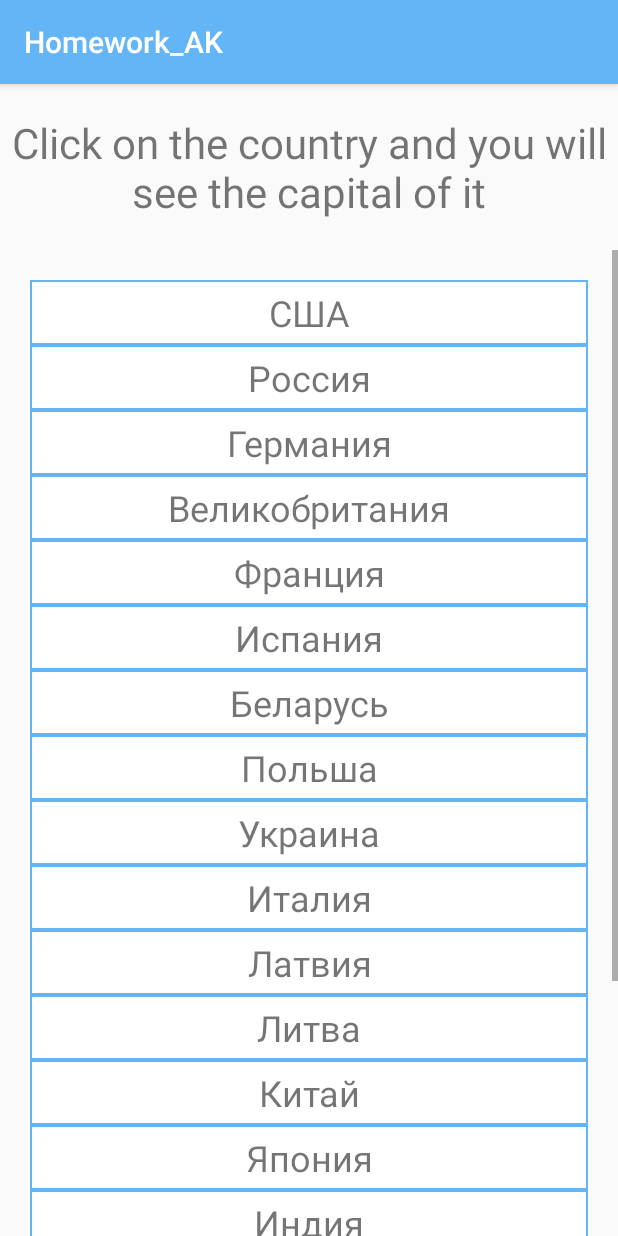
After one commit to poznyi11/homework_ak, an Android app: the CountryFragment screen opened directly, with no data from a screen before it, on a phone screen of 412 x 824 dp. The commit adds this screen. Run offline under Robolectric (Android 15) with nearby library versions, the phone set to English and light mode, and no system bars.

Commit message:
add homework_3 basic version

```diff
--- a/app/build.gradle
+++ b/app/build.gradle
@@ -28,6 +28,7 @@ dependencies {
 
     implementation 'androidx.appcompat:appcompat:1.1.0'
     implementation 'androidx.constraintlayout:constraintlayout:1.1.3'
+    implementation 'androidx.legacy:legacy-support-v4:1.0.0'
     testImplementation 'junit:junit:4.12'
     androidTestImplementation 'androidx.test.ext:junit:1.1.1'
     androidTestImplementation 'androidx.test.espresso:espresso-core:3.2.0'
--- a/app/src/main/AndroidManifest.xml
+++ b/app/src/main/AndroidManifest.xml
@@ -9,6 +9,8 @@
         android:roundIcon="@mipmap/ic_launcher_round"
         android:supportsRtl="true"
         android:theme="@style/AppTheme">
+        <activity android:name=".homework_3.BackHw3Activity"></activity>
+        <activity android:name=".homework_3.MainHw3Activity" />
         <activity android:name=".MainActivity">
             <intent-filter>
                 <action android:name="android.intent.action.MAIN" />
--- /dev/null
+++ b/app/src/main/java/by/ivpo/homework_ak/homework_3/CountryFragment.java
@@ -0,0 +1,110 @@
+package by.ivpo.homework_ak.homework_3;
+
+import android.content.Context;
+import android.content.res.Configuration;
+import android.os.Bundle;
+
+import androidx.fragment.app.Fragment;
+
+import android.view.LayoutInflater;
+import android.view.View;
+import android.view.ViewGroup;
+import android.widget.TextView;
+
+import java.util.ArrayList;
+
+import by.ivpo.homework_ak.R;
+import by.ivpo.homework_ak.homework_3.countryDB.CountriesDB;
+
+public class CountryFragment extends Fragment implements View.OnClickListener {
+
+    View view;
+    ArrayList<TextView> listView = new ArrayList<>();
+    String capitalText;
+
+    private FragmentListener listener;
+
+    @Override
+    public void onCreate(Bundle savedInstanceState) {
+        super.onCreate(savedInstanceState);
+
+    }
+
+    @Override
+    public View onCreateView(LayoutInflater inflater, ViewGroup container,
+                             Bundle savedInstanceState) {
+
+        view = inflater.inflate(R.layout.fragment_country, container, false);
+
+
+        listView.add((TextView) view.findViewById(R.id.country_1));
+        listView.add((TextView) view.findViewById(R.id.country_2));
+        listView.add((TextView) view.findViewById(R.id.country_3));
+        listView.add((TextView) view.findViewById(R.id.country_4));
+        listView.add((TextView) view.findViewById(R.id.country_5));
+        listView.add((TextView) view.findViewById(R.id.country_6));
+        listView.add((TextView) view.findViewById(R.id.country_7));
+        listView.add((TextView) view.findViewById(R.id.country_8));
+        listView.add((TextView) view.findViewById(R.id.country_9));
+        listView.add((TextView) view.findViewById(R.id.country_10));
+        listView.add((TextView) view.findViewById(R.id.country_11));
+        listView.add((TextView) view.findViewById(R.id.country_12));
+        listView.add((TextView) view.findViewById(R.id.country_13));
+        listView.add((TextView) view.findViewById(R.id.country_14));
+        listView.add((TextView) view.findViewById(R.id.country_15));
+        listView.add((TextView) view.findViewById(R.id.country_16));
+        listView.add((TextView) view.findViewById(R.id.country_17));
+        listView.add((TextView) view.findViewById(R.id.country_18));
+        listView.add((TextView) view.findViewById(R.id.country_19));
+        listView.add((TextView) view.findViewById(R.id.country_20));
+
+        intiTextView();
+
+
+        // Inflate the layout for this fragment
+        return view;
+    }
+
+
+    @Override
+    public void onAttach(Context context) {
+        super.onAttach(context);
+        this.listener = (FragmentListener) context;
+
+    }
+
+    @Override
+    public void onClick(View v) {
+
+
+        if (v instanceof TextView) {
+            for (int i = 0; i < listView.size(); i++) {
+                listView.get(i).setBackgroundResource(R.drawable.back);
+            }
+            TextView textView = (TextView) v;
+            String country = textView.getText().toString();
+            capitalText = "The capital of " + country + " is \n\n" + CountriesDB.countiesMap.get(country).toUpperCase();
+            if (getResources().getConfiguration().orientation == Configuration.ORIENTATION_LANDSCAPE) {
+                textView.setBackgroundResource(R.drawable.back_gray);
+                listener.update(capitalText);
+            }
+            if (getResources().getConfiguration().orientation == Configuration.ORIENTATION_PORTRAIT) {
+                listener.goBack(capitalText);
+            }
+        }
+    }
+
+    public void intiTextView() {
+        TextView textView;
+        for (int i = 0; i < listView.size(); i++) {
+            textView = listView.get(i);
+            textView.setOnClickListener(this);
+            textView.setText(CountriesDB.countries.get(i).countryName);
+        }
+    }
+
+    public interface FragmentListener {
+        void update(String capital);
+        void goBack(String capital);
+    }
+}
--- /dev/null
+++ b/app/src/main/java/by/ivpo/homework_ak/homework_3/MainHw3Activity.java
@@ -0,0 +1,32 @@
+package by.ivpo.homework_ak.homework_3;
+
+import androidx.appcompat.app.AppCompatActivity;
+
+import android.content.Intent;
+import android.os.Bundle;
+
+import by.ivpo.homework_ak.R;
+
+public class MainHw3Activity extends AppCompatActivity implements CountryFragment.FragmentListener {
+
+    @Override
+    protected void onCreate(Bundle savedInstanceState) {
+        super.onCreate(savedInstanceState);
+        setContentView(R.layout.activity_main_hw3);
+    }
+
+    @Override
+    public void update(String capital) {
+        String s = "s";
+        int x = R.id.textCapital;
+        CapitalFragment capitalFragment = (CapitalFragment) getSupportFragmentManager().findFragmentById(R.id.fragment2);
+        capitalFragment.setCapital(capital);
+    }
+
+    @Override
+    public void goBack(String capital) {
+        Intent intent = new Intent(this, BackHw3Activity.class);
+        intent.putExtra("capital", capital);
+        startActivity(intent);
+    }
+}
--- /dev/null
+++ b/app/src/main/res/drawable/back.xml
@@ -0,0 +1,7 @@
+<shape xmlns:android="http://schemas.android.com/apk/res/android"
+    android:shape="rectangle">
+    <solid android:color="@android:color/white" />
+    <stroke
+        android:width="1dip"
+        android:color="@color/colorPrimary" />
+</shape>
--- /dev/null
+++ b/app/src/main/res/drawable/back_gray.xml
@@ -0,0 +1,7 @@
+<shape xmlns:android="http://schemas.android.com/apk/res/android"
+    android:shape="rectangle">
+    <solid android:color="@android:color/darker_gray" />
+    <stroke
+        android:width="1dip"
+        android:color="#4fa5d5" />
+</shape>
--- /dev/null
+++ b/app/src/main/res/layout-land/activity_main_hw3.xml
@@ -0,0 +1,22 @@
+<?xml version="1.0" encoding="utf-8"?>
+<LinearLayout xmlns:android="http://schemas.android.com/apk/res/android"
+    android:layout_width="match_parent"
+    android:layout_height="match_parent"
+    android:orientation="horizontal">
+
+
+    <fragment
+        android:id="@+id/fragment"
+        android:name="by.ivpo.homework_ak.homework_3.CountryFragment"
+        android:layout_width="match_parent"
+        android:layout_height="match_parent"
+        android:layout_weight="1" />
+
+    <fragment
+        android:id="@+id/fragment2"
+        android:name="by.ivpo.homework_ak.homework_3.CapitalFragment"
+        android:layout_width="match_parent"
+        android:layout_height="match_parent"
+        android:layout_weight="1" />
+
+</LinearLayout>
--- a/app/src/main/res/layout/activity_main.xml
+++ b/app/src/main/res/layout/activity_main.xml
@@ -29,7 +29,8 @@
             <Button
                 android:id="@+id/main_btn_3"
                 style="@style/main_btn"
-                android:text="@string/main_btn_hw_3" />
+                android:text="@string/main_btn_hw_3"
+                android:onClick="goMainHw3"/>
 
             <Button
                 android:id="@+id/main_btn_4"
--- /dev/null
+++ b/app/src/main/res/layout/activity_main_hw3.xml
@@ -0,0 +1,28 @@
+<?xml version="1.0" encoding="utf-8"?>
+<LinearLayout xmlns:android="http://schemas.android.com/apk/res/android"
+    xmlns:app="http://schemas.android.com/apk/res-auto"
+    xmlns:tools="http://schemas.android.com/tools"
+    android:layout_width="match_parent"
+    android:layout_height="match_parent"
+    android:orientation="vertical"
+    tools:context=".homework_3.MainHw3Activity">
+
+    <TextView
+        android:layout_height="wrap_content"
+        style="@style/CapitalTextStyle"/>
+
+    <fragment
+        android:id="@+id/fragment"
+        android:name="by.ivpo.homework_ak.homework_3.CountryFragment"
+        android:layout_width="match_parent"
+        android:layout_height="match_parent"
+        android:layout_weight="1"
+        app:layout_constraintBottom_toBottomOf="parent"
+        app:layout_constraintEnd_toEndOf="parent"
+        app:layout_constraintHorizontal_bias="0.0"
+        app:layout_constraintStart_toStartOf="parent"
+        app:layout_constraintTop_toTopOf="parent"
+        app:layout_constraintVertical_bias="0.0" />
+
+
+</LinearLayout>
--- /dev/null
+++ b/app/src/main/res/layout/fragment_country.xml
@@ -0,0 +1,106 @@
+<?xml version="1.0" encoding="utf-8"?>
+<ScrollView xmlns:android="http://schemas.android.com/apk/res/android"
+    xmlns:tools="http://schemas.android.com/tools"
+    android:layout_width="match_parent"
+    android:layout_height="match_parent"
+    android:layout_margin="20dp"
+    tools:context=".homework_3.CountryFragment">
+
+    <LinearLayout
+        android:layout_width="match_parent"
+        android:layout_height="wrap_content"
+        android:layout_margin="20dp"
+        android:orientation="vertical">
+
+
+        <TextView
+            android:id="@+id/country_1"
+            style="@style/MyTextStyle" />
+
+        <TextView
+            android:id="@+id/country_2"
+            style="@style/MyTextStyle" />
+
+
+        <TextView
+            android:id="@+id/country_3"
+            style="@style/MyTextStyle" />
+
+
+        <TextView
+            android:id="@+id/country_4"
+            style="@style/MyTextStyle" />
+
+
+        <TextView
+            android:id="@+id/country_5"
+            style="@style/MyTextStyle" />
+
+        <TextView
+            android:id="@+id/country_6"
+            style="@style/MyTextStyle" />
+
+
+        <TextView
+            android:id="@+id/country_7"
+            style="@style/MyTextStyle" />
+
+        <TextView
+            android:id="@+id/country_8"
+            style="@style/MyTextStyle" />
+
+
+        <TextView
+            android:id="@+id/country_9"
+            style="@style/MyTextStyle" />
+
+        <TextView
+            android:id="@+id/country_10"
+            style="@style/MyTextStyle" />
+
+        <TextView
+            android:id="@+id/country_11"
+            style="@style/MyTextStyle" />
+
+        <TextView
+            android:id="@+id/country_12"
+            style="@style/MyTextStyle" />
+
+
+        <TextView
+            android:id="@+id/country_13"
+            style="@style/MyTextStyle" />
+
+
+        <TextView
+            android:id="@+id/country_14"
+            style="@style/MyTextStyle" />
+
+
+        <TextView
+            android:id="@+id/country_15"
+            style="@style/MyTextStyle" />
+
+        <TextView
+            android:id="@+id/country_16"
+            style="@style/MyTextStyle" />
+
+
+        <TextView
+            android:id="@+id/country_17"
+            style="@style/MyTextStyle" />
+
+        <TextView
+            android:id="@+id/country_18"
+            style="@style/MyTextStyle" />
+
+
+        <TextView
+            android:id="@+id/country_19"
+            style="@style/MyTextStyle" />
+
+        <TextView
+            android:id="@+id/country_20"
+            style="@style/MyTextStyle" />
+    </LinearLayout>
+</ScrollView>
--- a/app/src/main/res/values/strings.xml
+++ b/app/src/main/res/values/strings.xml
@@ -6,4 +6,7 @@
     <string name="main_btn_hw_4">Homework 4\nLayouts (Constraint vs Other)</string>
     <string name="main_btn_hw_5">Homework 5\nСписки</string>
     <string name="main_btn_hw_6">Homework 6\nCustom view (Drawing)</string>
+
+    <string name="entry_capital">Click on the country and you will see the capital of it</string>
+    <string name="blank_country">COUNTRY</string>
 </resources>
--- a/app/src/main/res/values/styles.xml
+++ b/app/src/main/res/values/styles.xml
@@ -16,4 +16,24 @@
     <item name="android:textSize">18sp</item>
     </style>
 
+    <style name="MyTextStyle">
+        <item name="android:layout_width">match_parent</item>
+        <item name="android:layout_height">match_parent</item>
+        <item name="android:layout_weight">1</item>
+        <item name="android:background">@drawable/back</item>
+        <item name="android:padding">5dp</item>
+        <item name="android:text">@string/blank_country</item>
+        <item name="android:textAlignment">center</item>
+        <item name="android:textSize">24sp</item>
+    </style>
+
+    <style name="CapitalTextStyle">
+        <item name="android:layout_width">match_parent</item>
+        <item name="android:layout_marginTop">20dp</item>
+        <item name="android:layout_marginBottom">20dp</item>
+        <item name="android:gravity">center_horizontal|center_vertical</item>
+        <item name="android:text">@string/entry_capital</item>
+        <item name="android:textSize">28sp</item>
+    </style>
+
 </resources>
```
Also changed, not shown: app/src/main/java/by/ivpo/homework_ak/MainActivity.java (+9 -0 lines), app/src/main/java/by/ivpo/homework_ak/homework_3/BackHw3Activity.java (added, +27 -0 lines), app/src/main/java/by/ivpo/homework_ak/homework_3/CapitalFragment.java (added, +36 -0 lines), app/src/main/java/by/ivpo/homework_ak/homework_3/countryDB/CountriesDB.java (added, +36 -0 lines), app/src/main/java/by/ivpo/homework_ak/homework_3/countryDB/Country.java (added, +19 -0 lines), app/src/main/res/layout/activity_back_hw3.xml (added, +20 -0 lines), app/src/main/res/layout/fragment_capital.xml (added, +13 -0 lines).
